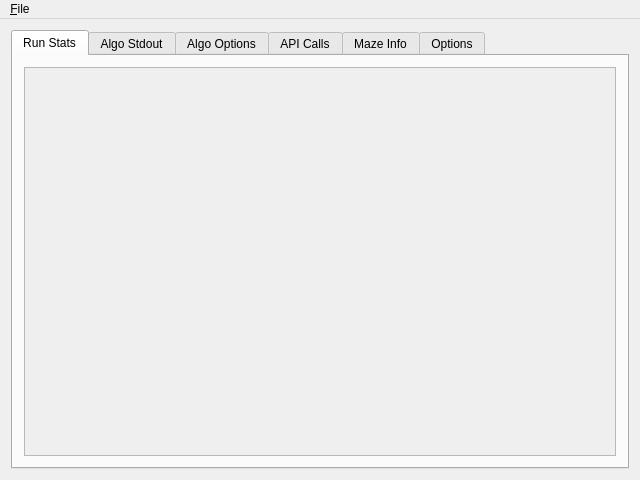
This is src/sim/ui/mainwindow.ui in mackorone/mms as Qt 5 draws it before an edit. The edited form follows.
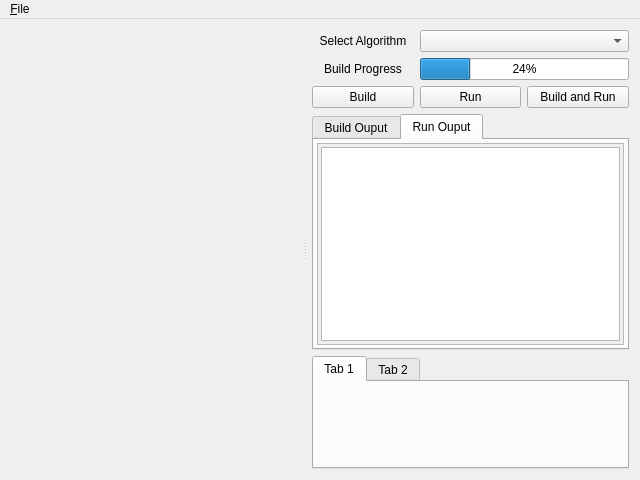
This is the edited form. The open tabs and pages were chosen to show the change.

```diff
--- a/src/sim/ui/mainwindow.ui
+++ b/src/sim/ui/mainwindow.ui
@@ -23,74 +23,243 @@
      <verstretch>0</verstretch>
     </sizepolicy>
    </property>
-   <layout class="QHBoxLayout" name="horizontalLayout_3">
-    <item>
-     <layout class="QVBoxLayout" name="mapContainer"/>
-    </item>
-    <item>
-     <widget class="QTabWidget" name="tabs">
-      <property name="currentIndex">
+   <layout class="QGridLayout" name="gridLayout_2">
+    <property name="leftMargin">
        <number>0</number>
       </property>
-      <widget class="QWidget" name="runStatsTab">
-       <attribute name="title">
-        <string>Run Stats</string>
-       </attribute>
-       <layout class="QVBoxLayout" name="verticalLayout_3">
-        <item>
-         <widget class="QScrollArea" name="runStatsScrollArea">
-          <property name="widgetResizable">
+    <property name="topMargin">
+     <number>0</number>
+    </property>
+    <property name="rightMargin">
+     <number>0</number>
+    </property>
+    <property name="bottomMargin">
+     <number>0</number>
+    </property>
+    <property name="horizontalSpacing">
+     <number>0</number>
+    </property>
+    <item row="0" column="0">
+     <widget class="QSplitter" name="splitter">
+      <property name="orientation">
+       <enum>Qt::Horizontal</enum>
+      </property>
+      <property name="opaqueResize">
            <bool>true</bool>
           </property>
-          <widget class="QWidget" name="runStatsScrollAreaContents">
-           <property name="geometry">
-            <rect>
-             <x>0</x>
-             <y>0</y>
-             <width>590</width>
-             <height>384</height>
-            </rect>
-           </property>
-           <layout class="QVBoxLayout" name="verticalLayout_2">
+      <property name="handleWidth">
+       <number>9</number>
+      </property>
+      <property name="childrenCollapsible">
+       <bool>false</bool>
+      </property>
+      <widget class="QWidget" name="mapWidget" native="true">
+       <property name="minimumSize">
+        <size>
+         <width>300</width>
+         <height>300</height>
+        </size>
+       </property>
+       <layout class="QVBoxLayout" name="mapLayout">
+        <property name="rightMargin">
+         <number>3</number>
+        </property>
+       </layout>
+      </widget>
+      <widget class="QWidget" name="otherWidget" native="true">
+       <property name="styleSheet">
+        <string notr="true"/>
+       </property>
+       <layout class="QVBoxLayout" name="controlLayout">
+        <property name="spacing">
+         <number>0</number>
+        </property>
+        <property name="leftMargin">
+         <number>0</number>
+        </property>
+        <property name="topMargin">
+         <number>0</number>
+        </property>
+        <property name="rightMargin">
+         <number>0</number>
+        </property>
+        <property name="bottomMargin">
+         <number>0</number>
+        </property>
             <item>
-             <layout class="QGridLayout" name="runStatsLayout"/>
-            </item>
-           </layout>
-          </widget>
-         </widget>
-        </item>
-       </layout>
-      </widget>
-      <widget class="QWidget" name="stdoutTab">
+         <widget class="QWidget" name="controlWidget" native="true">
+          <layout class="QGridLayout" name="gridLayout">
+           <property name="leftMargin">
+            <number>3</number>
+           </property>
+           <property name="bottomMargin">
+            <number>6</number>
+           </property>
+           <item row="2" column="1">
+            <widget class="QPushButton" name="runButton">
+             <property name="text">
+              <string>Run</string>
+             </property>
+            </widget>
+           </item>
+           <item row="1" column="0">
+            <widget class="QLabel" name="buildProgressLabel">
+             <property name="layoutDirection">
+              <enum>Qt::LeftToRight</enum>
+             </property>
+             <property name="text">
+              <string>Build Progress</string>
+             </property>
+             <property name="alignment">
+              <set>Qt::AlignCenter</set>
+             </property>
+            </widget>
+           </item>
+           <item row="2" column="0">
+            <widget class="QPushButton" name="buildButton">
+             <property name="text">
+              <string>Build</string>
+             </property>
+            </widget>
+           </item>
+           <item row="0" column="0">
+            <widget class="QLabel" name="selectAlgorithmLabel">
+             <property name="text">
+              <string>Select Algorithm</string>
+             </property>
+             <property name="alignment">
+              <set>Qt::AlignCenter</set>
+             </property>
+            </widget>
+           </item>
+           <item row="2" column="2">
+            <widget class="QPushButton" name="buildAndRunButton">
+             <property name="text">
+              <string>Build and Run</string>
+             </property>
+            </widget>
+           </item>
+           <item row="1" column="1" colspan="2">
+            <widget class="QProgressBar" name="buildProgressBar">
+             <property name="sizePolicy">
+              <sizepolicy hsizetype="Preferred" vsizetype="Fixed">
+               <horstretch>0</horstretch>
+               <verstretch>0</verstretch>
+              </sizepolicy>
+             </property>
+             <property name="value">
+              <number>24</number>
+             </property>
+            </widget>
+           </item>
+           <item row="0" column="1" colspan="2">
+            <widget class="QComboBox" name="selectAlgorithmComboBox">
+             <property name="sizePolicy">
+              <sizepolicy hsizetype="Preferred" vsizetype="Preferred">
+               <horstretch>0</horstretch>
+               <verstretch>0</verstretch>
+              </sizepolicy>
+             </property>
+            </widget>
+           </item>
+          </layout>
+         </widget>
+        </item>
+        <item>
+         <widget class="QWidget" name="infoWidget" native="true">
+          <property name="sizePolicy">
+           <sizepolicy hsizetype="Preferred" vsizetype="Expanding">
+            <horstretch>0</horstretch>
+            <verstretch>0</verstretch>
+           </sizepolicy>
+          </property>
+          <layout class="QVBoxLayout" name="verticalLayout_13">
+           <property name="leftMargin">
+            <number>3</number>
+           </property>
+           <property name="topMargin">
+            <number>0</number>
+           </property>
+           <item>
+            <widget class="QTabWidget" name="outputWidget">
+             <property name="sizePolicy">
+              <sizepolicy hsizetype="Preferred" vsizetype="Preferred">
+               <horstretch>0</horstretch>
+               <verstretch>0</verstretch>
+              </sizepolicy>
+             </property>
+             <property name="currentIndex">
+              <number>0</number>
+             </property>
+             <widget class="QWidget" name="buildTab">
        <attribute name="title">
-        <string>Algo Stdout</string>
-       </attribute>
-       <layout class="QVBoxLayout" name="verticalLayout_4">
+               <string>Build Ouput</string>
+              </attribute>
+              <layout class="QVBoxLayout" name="verticalLayout_14">
+               <property name="spacing">
+                <number>3</number>
+               </property>
+               <property name="leftMargin">
+                <number>3</number>
+               </property>
+               <property name="topMargin">
+                <number>3</number>
+               </property>
+               <property name="rightMargin">
+                <number>3</number>
+               </property>
+               <property name="bottomMargin">
+                <number>3</number>
+               </property>
         <item>
-         <widget class="QScrollArea" name="stdoutScrollArea">
+                <widget class="QScrollArea" name="buildScrollArea">
+                 <property name="sizePolicy">
+                  <sizepolicy hsizetype="Preferred" vsizetype="Preferred">
+                   <horstretch>0</horstretch>
+                   <verstretch>0</verstretch>
+                  </sizepolicy>
+                 </property>
           <property name="widgetResizable">
            <bool>true</bool>
           </property>
-          <widget class="QWidget" name="stdoutScrollAreaContents">
+                 <widget class="QWidget" name="buildLayout">
            <property name="geometry">
             <rect>
              <x>0</x>
              <y>0</y>
-             <width>590</width>
-             <height>384</height>
-            </rect>
-           </property>
-           <layout class="QVBoxLayout" name="verticalLayout_7">
+                    <width>307</width>
+                    <height>199</height>
+                   </rect>
+                  </property>
+                  <layout class="QVBoxLayout" name="verticalLayout_16">
+                   <property name="spacing">
+                    <number>3</number>
+                   </property>
+                   <property name="leftMargin">
+                    <number>3</number>
+                   </property>
+                   <property name="topMargin">
+                    <number>3</number>
+                   </property>
+                   <property name="rightMargin">
+                    <number>3</number>
+                   </property>
+                   <property name="bottomMargin">
+                    <number>3</number>
+                   </property>
             <item>
-             <widget class="QPlainTextEdit" name="stdoutTextEdit">
-              <property name="readOnly">
-               <bool>true</bool>
-              </property>
-              <property name="plainText">
-               <string/>
+                    <widget class="QPlainTextEdit" name="buildTextEdit">
+                     <property name="sizePolicy">
+                      <sizepolicy hsizetype="Preferred" vsizetype="Preferred">
+                       <horstretch>0</horstretch>
+                       <verstretch>0</verstretch>
+                      </sizepolicy>
+                     </property>
+                     <property name="lineWrapMode">
+                      <enum>QPlainTextEdit::NoWrap</enum>
               </property>
               <property name="textInteractionFlags">
-               <set>Qt::TextSelectableByMouse</set>
+                      <set>Qt::TextSelectableByKeyboard|Qt::TextSelectableByMouse</set>
               </property>
              </widget>
             </item>
@@ -99,41 +268,80 @@
          </widget>
         </item>
        </layout>
-      </widget>
-      <widget class="QWidget" name="algoOptionsTab">
+              <zorder>statusWidget_2</zorder>
+              <zorder>buildScrollArea</zorder>
+             </widget>
+             <widget class="QWidget" name="runTab">
        <attribute name="title">
-        <string>Algo Options</string>
-       </attribute>
-       <layout class="QVBoxLayout" name="verticalLayout_6"/>
-      </widget>
-      <widget class="QWidget" name="apiCallsTab">
-       <attribute name="title">
-        <string>API Calls</string>
-       </attribute>
-       <layout class="QVBoxLayout" name="verticalLayout_5"/>
-      </widget>
-      <widget class="QWidget" name="mazeInfoTab">
-       <attribute name="title">
-        <string>Maze Info</string>
-       </attribute>
-       <layout class="QVBoxLayout" name="verticalLayout">
+               <string>Run Ouput</string>
+              </attribute>
+              <layout class="QVBoxLayout" name="verticalLayout_15">
+               <property name="spacing">
+                <number>3</number>
+               </property>
+               <property name="leftMargin">
+                <number>3</number>
+               </property>
+               <property name="topMargin">
+                <number>3</number>
+               </property>
+               <property name="rightMargin">
+                <number>3</number>
+               </property>
+               <property name="bottomMargin">
+                <number>3</number>
+               </property>
         <item>
-         <widget class="QScrollArea" name="mazeInfoScrollArea">
+                <widget class="QScrollArea" name="runScrollArea">
+                 <property name="sizePolicy">
+                  <sizepolicy hsizetype="Preferred" vsizetype="Preferred">
+                   <horstretch>0</horstretch>
+                   <verstretch>0</verstretch>
+                  </sizepolicy>
+                 </property>
           <property name="widgetResizable">
            <bool>true</bool>
           </property>
-          <widget class="QWidget" name="mazeInfoScrollAreaContents">
+                 <widget class="QWidget" name="runLayout">
            <property name="geometry">
             <rect>
              <x>0</x>
              <y>0</y>
-             <width>590</width>
-             <height>384</height>
-            </rect>
-           </property>
-           <layout class="QVBoxLayout" name="verticalLayout_8">
+                    <width>307</width>
+                    <height>199</height>
+                   </rect>
+                  </property>
+                  <layout class="QVBoxLayout" name="verticalLayout_17">
+                   <property name="spacing">
+                    <number>3</number>
+                   </property>
+                   <property name="leftMargin">
+                    <number>3</number>
+                   </property>
+                   <property name="topMargin">
+                    <number>3</number>
+                   </property>
+                   <property name="rightMargin">
+                    <number>3</number>
+                   </property>
+                   <property name="bottomMargin">
+                    <number>3</number>
+                   </property>
             <item>
-             <layout class="QGridLayout" name="mazeInfoLayout"/>
+                    <widget class="QPlainTextEdit" name="runTextEdit">
+                     <property name="sizePolicy">
+                      <sizepolicy hsizetype="Preferred" vsizetype="Preferred">
+                       <horstretch>0</horstretch>
+                       <verstretch>0</verstretch>
+                      </sizepolicy>
+                     </property>
+                     <property name="lineWrapMode">
+                      <enum>QPlainTextEdit::NoWrap</enum>
+                     </property>
+                     <property name="textInteractionFlags">
+                      <set>Qt::TextSelectableByKeyboard|Qt::TextSelectableByMouse</set>
+                     </property>
+                    </widget>
             </item>
            </layout>
           </widget>
@@ -141,31 +349,32 @@
         </item>
        </layout>
       </widget>
-      <widget class="QWidget" name="optionsTab">
-       <attribute name="title">
-        <string>Options</string>
-       </attribute>
-       <layout class="QVBoxLayout" name="verticalLayout_9">
+            </widget>
+           </item>
         <item>
-         <widget class="QScrollArea" name="optionsScrollArea">
-          <property name="widgetResizable">
-           <bool>true</bool>
-          </property>
-          <widget class="QWidget" name="optionsScrollAreaContents">
-           <property name="geometry">
-            <rect>
-             <x>0</x>
-             <y>0</y>
-             <width>590</width>
-             <height>384</height>
-            </rect>
-           </property>
-           <layout class="QVBoxLayout" name="verticalLayout_10">
-            <item>
-             <layout class="QGridLayout" name="optionsLayout"/>
-            </item>
-           </layout>
-          </widget>
+            <widget class="QTabWidget" name="statusWidget_2">
+             <property name="sizePolicy">
+              <sizepolicy hsizetype="Preferred" vsizetype="Preferred">
+               <horstretch>0</horstretch>
+               <verstretch>0</verstretch>
+              </sizepolicy>
+             </property>
+             <property name="currentIndex">
+              <number>0</number>
+             </property>
+             <widget class="QWidget" name="tab">
+              <attribute name="title">
+               <string>Tab 1</string>
+              </attribute>
+             </widget>
+             <widget class="QWidget" name="tab_2">
+              <attribute name="title">
+               <string>Tab 2</string>
+              </attribute>
+             </widget>
+            </widget>
+           </item>
+          </layout>
          </widget>
         </item>
        </layout>
```
Lines whose indentation alone changed are shown as unchanged.
